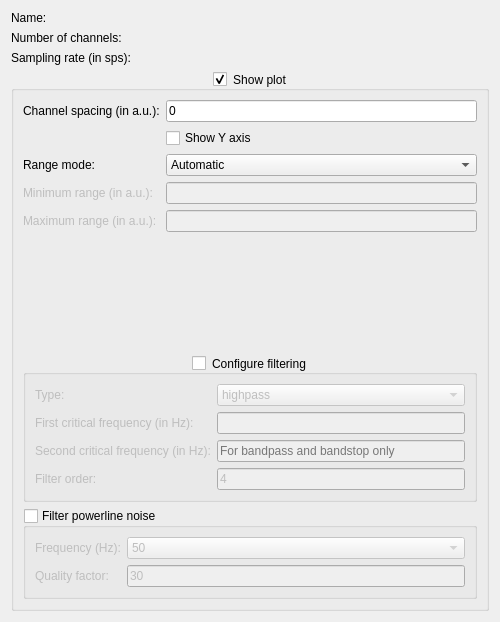
Old version of the form biogui/resources/signal_config_widget.ui in the repository pulp-bio/biogui.
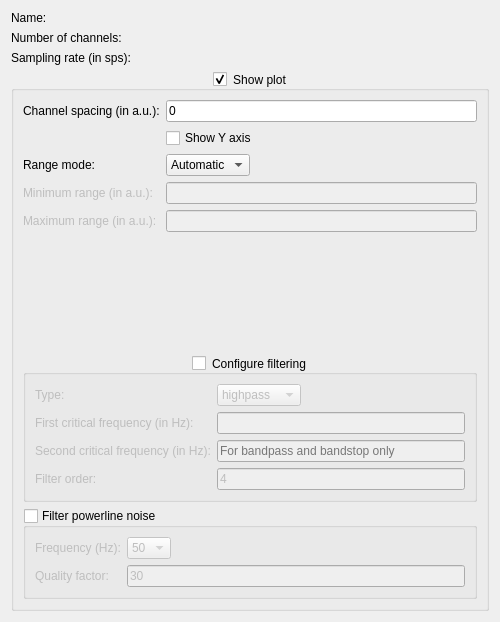
New version of the form.

Patch:
```diff
--- a/biogui/resources/signal_config_widget.ui
+++ b/biogui/resources/signal_config_widget.ui
@@ -87,7 +87,7 @@
       <item>
        <layout class="QFormLayout" name="formLayout">
         <property name="fieldGrowthPolicy">
-         <enum>QFormLayout::AllNonFixedFieldsGrow</enum>
+         <enum>QFormLayout::ExpandingFieldsGrow</enum>
         </property>
         <item row="0" column="0">
          <widget class="QLabel" name="label4">
@@ -192,7 +192,7 @@
         </property>
         <layout class="QFormLayout" name="formLayout_3">
          <property name="fieldGrowthPolicy">
-          <enum>QFormLayout::AllNonFixedFieldsGrow</enum>
+          <enum>QFormLayout::ExpandingFieldsGrow</enum>
          </property>
          <item row="0" column="0">
           <widget class="QLabel" name="label8">
@@ -304,7 +304,7 @@
         </property>
         <layout class="QFormLayout" name="formLayout2">
          <property name="fieldGrowthPolicy">
-          <enum>QFormLayout::AllNonFixedFieldsGrow</enum>
+          <enum>QFormLayout::ExpandingFieldsGrow</enum>
          </property>
          <item row="0" column="0">
           <widget class="QLabel" name="label12">
```
Left out of the diff: 2 changed lines with no effect on the pictures.
